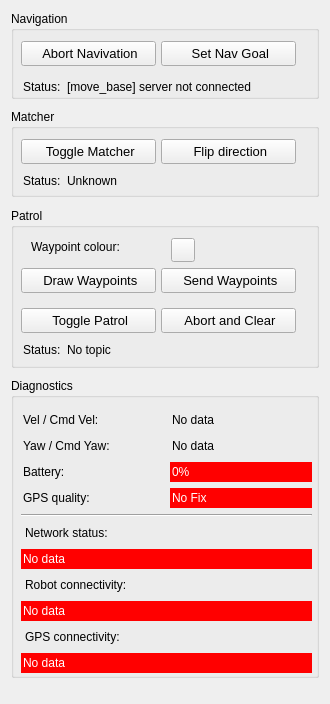
Before: the Qt Designer form mapviz_plugins/ui/ugi_basestation_config.ui in ICE9-Robotics/mapviz, drawn with Qt 5.
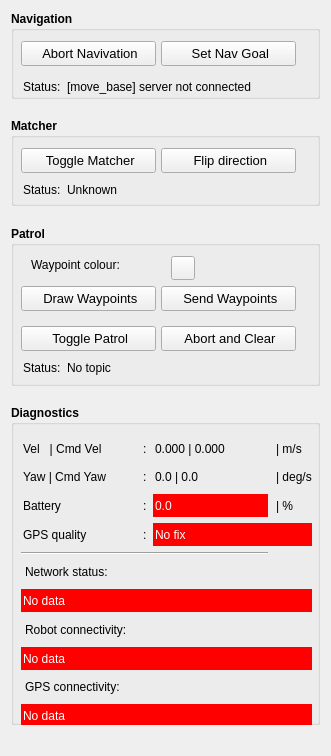
After: the same form once the commit is applied. Icons and pictures are not drawn. Custom widgets are drawn as their Qt base class.

```diff
--- a/mapviz_plugins/ui/ugi_basestation_config.ui
+++ b/mapviz_plugins/ui/ugi_basestation_config.ui
@@ -6,8 +6,8 @@
    <rect>
     <x>0</x>
     <y>0</y>
-    <width>330</width>
-    <height>704</height>
+    <width>331</width>
+    <height>756</height>
    </rect>
   </property>
   <property name="windowTitle">
@@ -37,6 +37,12 @@
        <height>9999</height>
       </size>
      </property>
+     <property name="font">
+      <font>
+       <weight>75</weight>
+       <bold>true</bold>
+      </font>
+     </property>
      <property name="title">
       <string>Navigation</string>
      </property>
@@ -70,6 +76,8 @@
       <property name="font">
        <font>
         <pointsize>10</pointsize>
+        <weight>50</weight>
+        <bold>false</bold>
        </font>
       </property>
       <property name="toolTip">
@@ -116,6 +124,8 @@
       <property name="font">
        <font>
         <pointsize>10</pointsize>
+        <weight>50</weight>
+        <bold>false</bold>
        </font>
       </property>
       <property name="toolTip">
@@ -178,7 +188,10 @@
           </size>
          </property>
          <property name="font">
-          <font/>
+          <font>
+           <weight>50</weight>
+           <bold>false</bold>
+          </font>
          </property>
          <property name="text">
           <string>Status:</string>
@@ -200,7 +213,10 @@
           </size>
          </property>
          <property name="font">
-          <font/>
+          <font>
+           <weight>50</weight>
+           <bold>false</bold>
+          </font>
          </property>
          <property name="styleSheet">
           <string notr="true"/>
@@ -244,6 +260,12 @@
        <height>88</height>
       </size>
      </property>
+     <property name="font">
+      <font>
+       <weight>75</weight>
+       <bold>true</bold>
+      </font>
+     </property>
      <property name="title">
       <string>Matcher</string>
      </property>
@@ -277,6 +299,8 @@
       <property name="font">
        <font>
         <pointsize>10</pointsize>
+        <weight>50</weight>
+        <bold>false</bold>
        </font>
       </property>
       <property name="toolTip">
@@ -323,6 +347,8 @@
       <property name="font">
        <font>
         <pointsize>10</pointsize>
+        <weight>50</weight>
+        <bold>false</bold>
        </font>
       </property>
       <property name="toolTip">
@@ -377,7 +403,10 @@
           </size>
          </property>
          <property name="font">
-          <font/>
+          <font>
+           <weight>50</weight>
+           <bold>false</bold>
+          </font>
          </property>
          <property name="text">
           <string>Status:</string>
@@ -387,7 +416,10 @@
        <item row="0" column="1">
         <widget class="QLabel" name="status_matcher">
          <property name="font">
-          <font/>
+          <font>
+           <weight>50</weight>
+           <bold>false</bold>
+          </font>
          </property>
          <property name="styleSheet">
           <string notr="true"/>
@@ -431,6 +463,12 @@
        <height>160</height>
       </size>
      </property>
+     <property name="font">
+      <font>
+       <weight>75</weight>
+       <bold>true</bold>
+      </font>
+     </property>
      <property name="title">
       <string>Patrol</string>
      </property>
@@ -464,6 +502,8 @@
       <property name="font">
        <font>
         <pointsize>10</pointsize>
+        <weight>50</weight>
+        <bold>false</bold>
        </font>
       </property>
       <property name="toolTip">
@@ -510,6 +550,8 @@
       <property name="font">
        <font>
         <pointsize>10</pointsize>
+        <weight>50</weight>
+        <bold>false</bold>
        </font>
       </property>
       <property name="toolTip">
@@ -556,6 +598,8 @@
       <property name="font">
        <font>
         <pointsize>10</pointsize>
+        <weight>50</weight>
+        <bold>false</bold>
        </font>
       </property>
       <property name="toolTip">
@@ -606,6 +650,8 @@
       <property name="font">
        <font>
         <pointsize>10</pointsize>
+        <weight>50</weight>
+        <bold>false</bold>
        </font>
       </property>
       <property name="toolTip">
@@ -631,6 +677,12 @@
         <height>27</height>
        </rect>
       </property>
+      <property name="font">
+       <font>
+        <weight>50</weight>
+        <bold>false</bold>
+       </font>
+      </property>
       <layout class="QFormLayout" name="formLayout_3">
        <property name="leftMargin">
         <number>12</number>
@@ -653,7 +705,10 @@
           </size>
          </property>
          <property name="font">
-          <font/>
+          <font>
+           <weight>50</weight>
+           <bold>false</bold>
+          </font>
          </property>
          <property name="text">
           <string>Status:</string>
@@ -663,7 +718,10 @@
        <item row="0" column="1">
         <widget class="QLabel" name="status_patrol">
          <property name="font">
-          <font/>
+          <font>
+           <weight>50</weight>
+           <bold>false</bold>
+          </font>
          </property>
          <property name="styleSheet">
           <string notr="true"/>
@@ -693,6 +751,12 @@
         <height>24</height>
        </size>
       </property>
+      <property name="font">
+       <font>
+        <weight>50</weight>
+        <bold>false</bold>
+       </font>
+      </property>
       <property name="autoFillBackground">
        <bool>false</bool>
       </property>
@@ -712,6 +776,12 @@
         <height>17</height>
        </rect>
       </property>
+      <property name="font">
+       <font>
+        <weight>50</weight>
+        <bold>false</bold>
+       </font>
+      </property>
       <property name="text">
        <string>Waypoint colour:</string>
       </property>
@@ -742,9 +812,15 @@
      <property name="minimumSize">
       <size>
        <width>0</width>
-       <height>300</height>
+       <height>320</height>
       </size>
      </property>
+     <property name="font">
+      <font>
+       <weight>75</weight>
+       <bold>true</bold>
+      </font>
+     </property>
      <property name="title">
       <string>Diagnostics</string>
      </property>
@@ -754,92 +830,71 @@
         <x>10</x>
         <y>32</y>
         <width>291</width>
-        <height>263</height>
+        <height>290</height>
        </rect>
       </property>
       <layout class="QGridLayout" name="gridLayout">
        <property name="sizeConstraint">
         <enum>QLayout::SetDefaultConstraint</enum>
        </property>
-       <item row="6" column="1">
-        <widget class="QLabel" name="diag_yaw">
-         <property name="text">
-          <string>No data</string>
-         </property>
-         <property name="margin">
-          <number>2</number>
-         </property>
-         <property name="indent">
-          <number>2</number>
-         </property>
-        </widget>
-       </item>
-       <item row="17" column="0" colspan="2">
-        <widget class="QLabel" name="label_9">
-         <property name="text">
-          <string>GPS connectivity:</string>
-         </property>
-         <property name="indent">
-          <number>4</number>
-         </property>
-        </widget>
-       </item>
-       <item row="10" column="1">
-        <widget class="QLabel" name="diag_gps_quality">
-         <property name="styleSheet">
-          <string notr="true">QLabel { background-color : red; color : white; }</string>
-         </property>
-         <property name="text">
-          <string>No Fix</string>
-         </property>
-         <property name="margin">
-          <number>2</number>
-         </property>
-         <property name="indent">
-          <number>2</number>
-         </property>
-        </widget>
-       </item>
-       <item row="10" column="0">
-        <widget class="QLabel" name="label_10">
-         <property name="text">
-          <string>GPS quality:</string>
-         </property>
-         <property name="margin">
-          <number>2</number>
-         </property>
-         <property name="indent">
-          <number>2</number>
-         </property>
-        </widget>
-       </item>
-       <item row="12" column="0" colspan="2">
+       <item row="12" column="0" colspan="3">
         <widget class="Line" name="line_2">
          <property name="orientation">
           <enum>Qt::Horizontal</enum>
          </property>
         </widget>
        </item>
-       <item row="5" column="1">
+       <item row="6" column="2">
+        <widget class="QLabel" name="diag_yaw">
+         <property name="font">
+          <font>
+           <weight>50</weight>
+           <bold>false</bold>
+          </font>
+         </property>
+         <property name="text">
+          <string>0.0 | 0.0</string>
+         </property>
+         <property name="margin">
+          <number>2</number>
+         </property>
+         <property name="indent">
+          <number>2</number>
+         </property>
+        </widget>
+       </item>
+       <item row="10" column="0">
+        <widget class="QLabel" name="label_10">
+         <property name="font">
+          <font>
+           <weight>50</weight>
+           <bold>false</bold>
+          </font>
+         </property>
+         <property name="text">
+          <string>GPS quality</string>
+         </property>
+         <property name="margin">
+          <number>2</number>
+         </property>
+         <property name="indent">
+          <number>2</number>
+         </property>
+        </widget>
+       </item>
+       <item row="5" column="2">
         <widget class="QLabel" name="diag_vel">
+         <property name="font">
+          <font>
+           <weight>50</weight>
+           <bold>false</bold>
+          </font>
+         </property>
          <property name="styleSheet">
           <string notr="true"/>
          </property>
          <property name="text">
-          <string>No data</string>
-         </property>
-         <property name="margin">
-          <number>2</number>
-         </property>
-         <property name="indent">
-          <number>2</number>
-         </property>
-        </widget>
-       </item>
-       <item row="5" column="0">
-        <widget class="QLabel" name="label_3">
-         <property name="text">
-          <string>Vel / Cmd Vel:</string>
+          <string>0.000 | 0.000</string>
          </property>
          <property name="margin">
           <number>2</number>
@@ -851,8 +906,14 @@
        </item>
        <item row="6" column="0">
         <widget class="QLabel" name="label_4">
+         <property name="font">
+          <font>
+           <weight>50</weight>
+           <bold>false</bold>
+          </font>
+         </property>
          <property name="text">
-          <string>Yaw / Cmd Yaw:</string>
+          <string>Yaw | Cmd Yaw</string>
          </property>
          <property name="margin">
           <number>2</number>
@@ -862,13 +923,19 @@
          </property>
         </widget>
        </item>
-       <item row="7" column="1">
+       <item row="7" column="2">
         <widget class="QLabel" name="diag_battery">
+         <property name="font">
+          <font>
+           <weight>50</weight>
+           <bold>false</bold>
+          </font>
+         </property>
          <property name="styleSheet">
           <string notr="true">QLabel { background-color : red; color : white; }</string>
          </property>
          <property name="text">
-          <string>0%</string>
+          <string>0.0</string>
          </property>
          <property name="margin">
           <number>2</number>
@@ -878,18 +945,135 @@
          </property>
         </widget>
        </item>
-       <item row="15" column="0" colspan="2">
-        <widget class="QLabel" name="label_5">
+       <item row="7" column="0">
+        <widget class="QLabel" name="label_2">
+         <property name="font">
+          <font>
+           <weight>50</weight>
+           <bold>false</bold>
+          </font>
+         </property>
          <property name="text">
-          <string>Robot connectivity:</string>
+          <string>Battery</string>
          </property>
+         <property name="margin">
+          <number>2</number>
+         </property>
          <property name="indent">
-          <number>4</number>
+          <number>2</number>
          </property>
         </widget>
        </item>
-       <item row="14" column="0" colspan="2">
+       <item row="5" column="3">
+        <widget class="QLabel" name="diag_vel_2">
+         <property name="sizePolicy">
+          <sizepolicy hsizetype="Maximum" vsizetype="Preferred">
+           <horstretch>0</horstretch>
+           <verstretch>0</verstretch>
+          </sizepolicy>
+         </property>
+         <property name="maximumSize">
+          <size>
+           <width>16777215</width>
+           <height>16777215</height>
+          </size>
+         </property>
+         <property name="font">
+          <font>
+           <weight>50</weight>
+           <bold>false</bold>
+          </font>
+         </property>
+         <property name="styleSheet">
+          <string notr="true"/>
+         </property>
+         <property name="text">
+          <string>| m/s</string>
+         </property>
+         <property name="margin">
+          <number>2</number>
+         </property>
+         <property name="indent">
+          <number>2</number>
+         </property>
+        </widget>
+       </item>
+       <item row="6" column="3">
+        <widget class="QLabel" name="diag_vel_3">
+         <property name="sizePolicy">
+          <sizepolicy hsizetype="Maximum" vsizetype="Preferred">
+           <horstretch>0</horstretch>
+           <verstretch>0</verstretch>
+          </sizepolicy>
+         </property>
+         <property name="maximumSize">
+          <size>
+           <width>16777215</width>
+           <height>16777215</height>
+          </size>
+         </property>
+         <property name="font">
+          <font>
+           <weight>50</weight>
+           <bold>false</bold>
+          </font>
+         </property>
+         <property name="styleSheet">
+          <string notr="true"/>
+         </property>
+         <property name="text">
+          <string>| deg/s</string>
+         </property>
+         <property name="margin">
+          <number>2</number>
+         </property>
+         <property name="indent">
+          <number>2</number>
+         </property>
+        </widget>
+       </item>
+       <item row="7" column="3">
+        <widget class="QLabel" name="diag_vel_4">
+         <property name="sizePolicy">
+          <sizepolicy hsizetype="Maximum" vsizetype="Preferred">
+           <horstretch>0</horstretch>
+           <verstretch>0</verstretch>
+          </sizepolicy>
+         </property>
+         <property name="maximumSize">
+          <size>
+           <width>16777215</width>
+           <height>16777215</height>
+          </size>
+         </property>
+         <property name="font">
+          <font>
+           <weight>50</weight>
+           <bold>false</bold>
+          </font>
+         </property>
+         <property name="styleSheet">
+          <string notr="true"/>
+         </property>
+         <property name="text">
+          <string>| %</string>
+         </property>
+         <property name="margin">
+          <number>2</number>
+         </property>
+         <property name="indent">
+          <number>2</number>
+         </property>
+        </widget>
+       </item>
+       <item row="14" column="0" colspan="4">
         <widget class="QLabel" name="diag_network_status">
+         <property name="font">
+          <font>
+           <weight>50</weight>
+           <bold>false</bold>
+          </font>
+         </property>
          <property name="styleSheet">
           <string notr="true">QLabel { background-color : red; color : white; }</string>
          </property>
@@ -904,8 +1088,14 @@
          </property>
         </widget>
        </item>
-       <item row="16" column="0" colspan="2">
+       <item row="16" column="0" colspan="4">
         <widget class="QLabel" name="diag_robot_conn">
+         <property name="font">
+          <font>
+           <weight>50</weight>
+           <bold>false</bold>
+          </font>
+         </property>
          <property name="styleSheet">
           <string notr="true">QLabel { background-color : red; color : white; }</string>
          </property>
@@ -920,8 +1110,68 @@
          </property>
         </widget>
        </item>
-       <item row="13" column="0" colspan="2">
+       <item row="18" column="0" colspan="4">
+        <widget class="QLabel" name="diag_gps_conn">
+         <property name="font">
+          <font>
+           <weight>50</weight>
+           <bold>false</bold>
+          </font>
+         </property>
+         <property name="styleSheet">
+          <string notr="true">QLabel { background-color : red; color : white; }</string>
+         </property>
+         <property name="text">
+          <string>No data</string>
+         </property>
+         <property name="margin">
+          <number>2</number>
+         </property>
+         <property name="indent">
+          <number>2</number>
+         </property>
+        </widget>
+       </item>
+       <item row="17" column="0" colspan="4">
+        <widget class="QLabel" name="label_9">
+         <property name="font">
+          <font>
+           <weight>50</weight>
+           <bold>false</bold>
+          </font>
+         </property>
+         <property name="text">
+          <string>GPS connectivity:</string>
+         </property>
+         <property name="indent">
+          <number>4</number>
+         </property>
+        </widget>
+       </item>
+       <item row="15" column="0" colspan="4">
+        <widget class="QLabel" name="label_5">
+         <property name="font">
+          <font>
+           <weight>50</weight>
+           <bold>false</bold>
+          </font>
+         </property>
+         <property name="text">
+          <string>Robot connectivity:</string>
+         </property>
+         <property name="indent">
+          <number>4</number>
+         </property>
+        </widget>
+       </item>
+       <item row="13" column="0" colspan="4">
         <widget class="QLabel" name="label">
+         <property name="font">
+          <font>
+           <weight>50</weight>
+           <bold>false</bold>
+          </font>
+         </property>
          <property name="text">
           <string>Network status:</string>
          </property>
@@ -930,26 +1180,19 @@
          </property>
         </widget>
        </item>
-       <item row="7" column="0">
-        <widget class="QLabel" name="label_2">
-         <property name="text">
-          <string>Battery:</string>
+       <item row="10" column="2" colspan="2">
+        <widget class="QLabel" name="diag_gps_quality">
+         <property name="font">
+          <font>
+           <weight>50</weight>
+           <bold>false</bold>
+          </font>
          </property>
-         <property name="margin">
-          <number>2</number>
-         </property>
-         <property name="indent">
-          <number>2</number>
-         </property>
-        </widget>
-       </item>
-       <item row="18" column="0" colspan="2">
-        <widget class="QLabel" name="diag_gps_conn">
          <property name="styleSheet">
           <string notr="true">QLabel { background-color : red; color : white; }</string>
          </property>
          <property name="text">
-          <string>No data</string>
+          <string>No fix</string>
          </property>
          <property name="margin">
           <number>2</number>
@@ -959,6 +1202,161 @@
          </property>
         </widget>
        </item>
+       <item row="5" column="0">
+        <widget class="QLabel" name="label_3">
+         <property name="font">
+          <font>
+           <weight>50</weight>
+           <bold>false</bold>
+          </font>
+         </property>
+         <property name="text">
+          <string>Vel   | Cmd Vel</string>
+         </property>
+         <property name="margin">
+          <number>2</number>
+         </property>
+         <property name="indent">
+          <number>2</number>
+         </property>
+        </widget>
+       </item>
+       <item row="5" column="1">
+        <widget class="QLabel" name="diag_vel_5">
+         <property name="sizePolicy">
+          <sizepolicy hsizetype="Maximum" vsizetype="Preferred">
+           <horstretch>0</horstretch>
+           <verstretch>0</verstretch>
+          </sizepolicy>
+         </property>
+         <property name="maximumSize">
+          <size>
+           <width>16777215</width>
+           <height>16777215</height>
+          </size>
+         </property>
+         <property name="font">
+          <font>
+           <weight>50</weight>
+           <bold>false</bold>
+          </font>
+         </property>
+         <property name="styleSheet">
+          <string notr="true"/>
+         </property>
+         <property name="text">
+          <string>:</string>
+         </property>
+         <property name="margin">
+          <number>0</number>
+         </property>
+         <property name="indent">
+          <number>0</number>
+         </property>
+        </widget>
+       </item>
+       <item row="6" column="1">
+        <widget class="QLabel" name="diag_vel_6">
+         <property name="sizePolicy">
+          <sizepolicy hsizetype="Maximum" vsizetype="Preferred">
+           <horstretch>0</horstretch>
+           <verstretch>0</verstretch>
+          </sizepolicy>
+         </property>
+         <property name="maximumSize">
+          <size>
+           <width>16777215</width>
+           <height>16777215</height>
+          </size>
+         </property>
+         <property name="font">
+          <font>
+           <weight>50</weight>
+           <bold>false</bold>
+          </font>
+         </property>
+         <property name="styleSheet">
+          <string notr="true"/>
+         </property>
+         <property name="text">
+          <string>:</string>
+         </property>
+         <property name="margin">
+          <number>0</number>
+         </property>
+         <property name="indent">
+          <number>0</number>
+         </property>
+        </widget>
+       </item>
+       <item row="7" column="1">
+        <widget class="QLabel" name="diag_vel_7">
+         <property name="sizePolicy">
+          <sizepolicy hsizetype="Maximum" vsizetype="Preferred">
+           <horstretch>0</horstretch>
+           <verstretch>0</verstretch>
+          </sizepolicy>
+         </property>
+         <property name="maximumSize">
+          <size>
+           <width>16777215</width>
+           <height>16777215</height>
+          </size>
+         </property>
+         <property name="font">
+          <font>
+           <weight>50</weight>
+           <bold>false</bold>
+          </font>
+         </property>
+         <property name="styleSheet">
+          <string notr="true"/>
+         </property>
+         <property name="text">
+          <string>:</string>
+         </property>
+         <property name="margin">
+          <number>0</number>
+         </property>
+         <property name="indent">
+          <number>0</number>
+         </property>
+        </widget>
+       </item>
+       <item row="10" column="1">
+        <widget class="QLabel" name="diag_vel_8">
+         <property name="sizePolicy">
+          <sizepolicy hsizetype="Maximum" vsizetype="Preferred">
+           <horstretch>0</horstretch>
+           <verstretch>0</verstretch>
+          </sizepolicy>
+         </property>
+         <property name="maximumSize">
+          <size>
+           <width>16777215</width>
+           <height>16777215</height>
+          </size>
+         </property>
+         <property name="font">
+          <font>
+           <weight>50</weight>
+           <bold>false</bold>
+          </font>
+         </property>
+         <property name="styleSheet">
+          <string notr="true"/>
+         </property>
+         <property name="text">
+          <string>:</string>
+         </property>
+         <property name="margin">
+          <number>0</number>
+         </property>
+         <property name="indent">
+          <number>0</number>
+         </property>
+        </widget>
+       </item>
       </layout>
      </widget>
     </widget>
```
